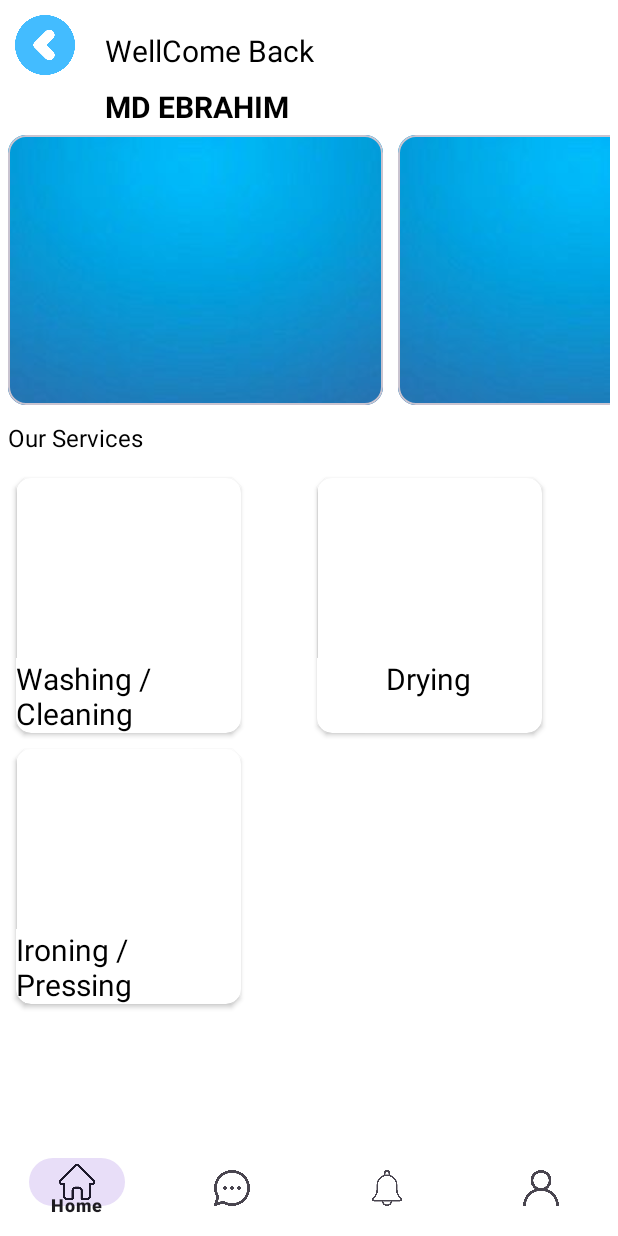
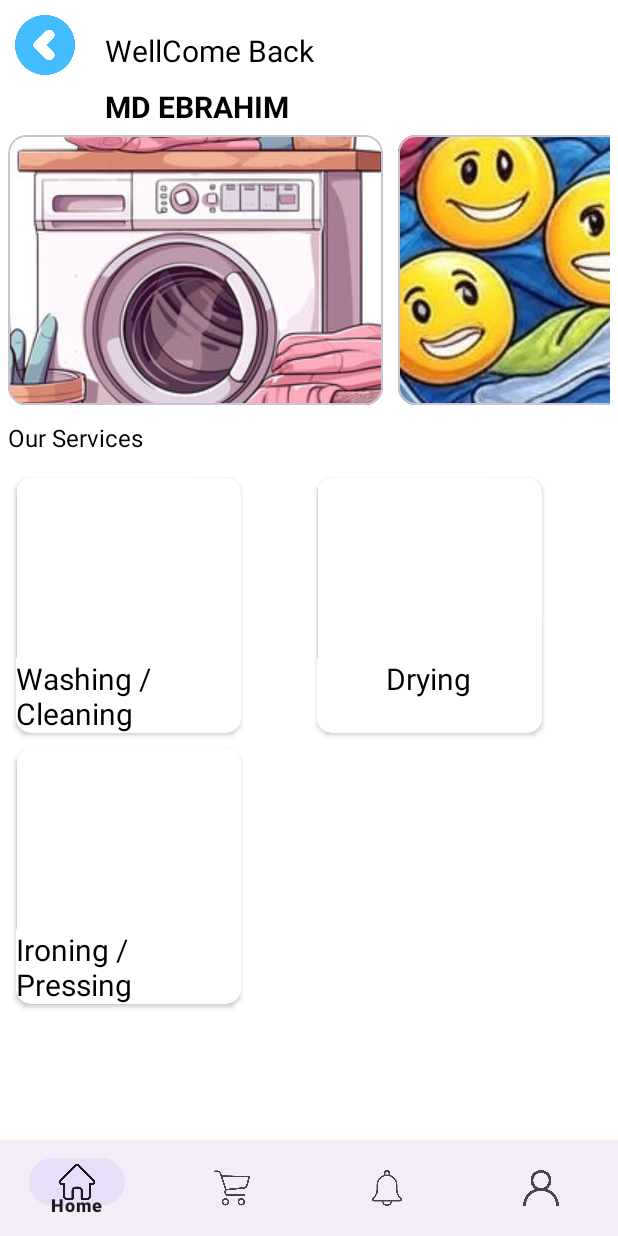
Before and after one commit to ebrahimnazmul/Laundry-App, an Android app: the screen it shows after launch (MainActivity), on a phone screen of 412 x 824 dp. Run offline under Robolectric (Android 15) with nearby library versions, the phone set to English and light mode, and no system bars; our stand-ins replace Picasso; pictures from the network do not load.

Commit message:
commitd this day i add order cart function

```diff
--- a/app/src/main/java/com/example/laundryanddryclear/MainActivity.java
+++ b/app/src/main/java/com/example/laundryanddryclear/MainActivity.java
@@ -42,6 +42,8 @@ public class MainActivity extends AppCompatActivity {
 
                 if (Item==R.id.home){
                     loadFragment(new CategoryFragment());
+                } else if (Item==R.id.cart) {
+                    loadFragment(new OrderInvoiceFragment());
 
                 }
 
--- a/app/src/main/res/drawable/two_color_bg.xml
+++ b/app/src/main/res/drawable/two_color_bg.xml
@@ -1,8 +1,8 @@
 <?xml version="1.0" encoding="utf-8"?>
 <shape xmlns:android="http://schemas.android.com/apk/res/android">
 
-    <gradient  android:startColor="#6A5AE0"
-        android:endColor="#B66AF8"
+    <gradient  android:startColor="#3F2FC5"
+        android:endColor="#9B39F2"
         />
 
     <corners android:radius="10dp"/>
--- a/app/src/main/res/layout/activity_main.xml
+++ b/app/src/main/res/layout/activity_main.xml
@@ -14,9 +14,6 @@
         android:layout_height="?attr/actionBarSize"
         android:layout_alignParentBottom="true"
         app:menu="@menu/bottom_nav_menu"
-        android:background="#ffffff"
-        android:elevation="10dp"
-        android:clickable="true"
 
         />
 
--- a/app/src/main/res/layout/activity_oreder.xml
+++ b/app/src/main/res/layout/activity_oreder.xml
@@ -81,7 +81,7 @@
         <TextView
             android:layout_width="wrap_content"
             android:layout_height="wrap_content"
-            android:text="Select Your Category"
+            android:text="Select Your Category    "
             android:textSize="18sp"
             />
 
--- a/app/src/main/res/layout/fragment_category.xml
+++ b/app/src/main/res/layout/fragment_category.xml
@@ -13,6 +13,7 @@
         android:layout_height="40dp"
         android:src="@drawable/back"
         android:layout_margin="10dp"
+
         />
     <TextView
         android:id="@+id/wellcomeText"
@@ -71,8 +72,9 @@
                         android:layout_width="match_parent"
                         android:layout_height="match_parent"
 
-                        android:src="@drawable/bg1"
+                        android:src="@drawable/image1"
                         android:scaleType="center"
+
 
                         />
                 </LinearLayout>
@@ -93,13 +95,39 @@
                         android:layout_width="match_parent"
                         android:layout_height="match_parent"
 
-                        android:src="@drawable/bg1"
                         android:scaleType="center"
+                        android:src="@drawable/image2"
 
                         />
                 </LinearLayout>
 
             </com.google.android.material.card.MaterialCardView>
+
+
+
+
+            <com.google.android.material.card.MaterialCardView
+                android:layout_width="250dp"
+                android:layout_height="match_parent"
+                android:layout_marginRight="10dp"
+                >
+                <LinearLayout
+                    android:layout_width="match_parent"
+                    android:layout_height="match_parent">
+
+                    <ImageView
+                        android:layout_width="match_parent"
+                        android:layout_height="match_parent"
+
+                        android:src="@drawable/image3"
+                        android:scaleType="fitCenter"
+                        />
+                </LinearLayout>
+
+            </com.google.android.material.card.MaterialCardView>
+
+
+
 
         </LinearLayout>
 
--- a/app/src/main/res/menu/bottom_nav_menu.xml
+++ b/app/src/main/res/menu/bottom_nav_menu.xml
@@ -5,28 +5,24 @@
     <item android:id="@+id/home"
         android:title="Home"
         android:icon="@drawable/home"
-        app:showAsAction="always"
+
 
         />
 
-    <item android:id="@+id/message"
-        android:title="Message"
-        android:icon="@drawable/messenger"
-        app:showAsAction="always"
+    <item android:id="@+id/cart"
+        android:title="Cart"
+        android:icon="@drawable/cart"
 
         />
 
     <item android:id="@+id/notification"
         android:title="Notification"
         android:icon="@drawable/bell"
-        app:showAsAction="always"
-
         />
 
     <item android:id="@+id/profile"
         android:title="Profile"
         android:icon="@drawable/user"
-        app:showAsAction="always"
 
         />
 
```
Also changed, not shown: app/src/main/java/com/example/laundryanddryclear/OrderInvoiceFragment.java (added, +188 -0 lines), app/src/main/res/layout/activity_start.xml (+5 -5 lines), app/src/main/res/layout/fragment_order_invoice.xml (added, +31 -0 lines), app/src/main/res/layout/invoice_list.xml (added, +112 -0 lines), app/src/main/res/drawable/cart.png (added), app/src/main/res/drawable/image1.jpg (added), app/src/main/res/drawable/image2.jpg (added), app/src/main/res/drawable/image3.jpg (added).
